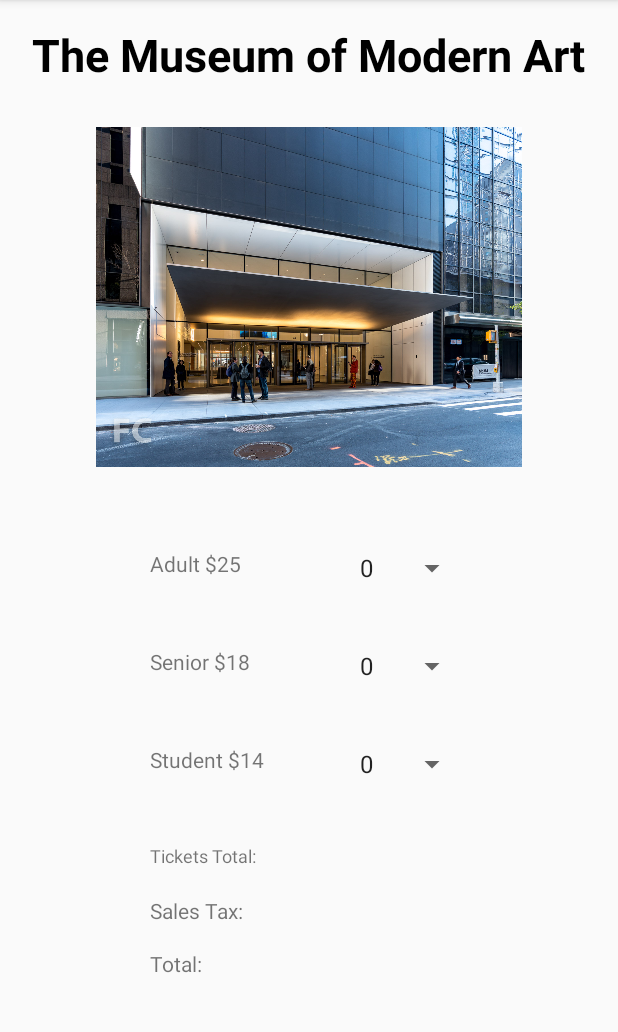
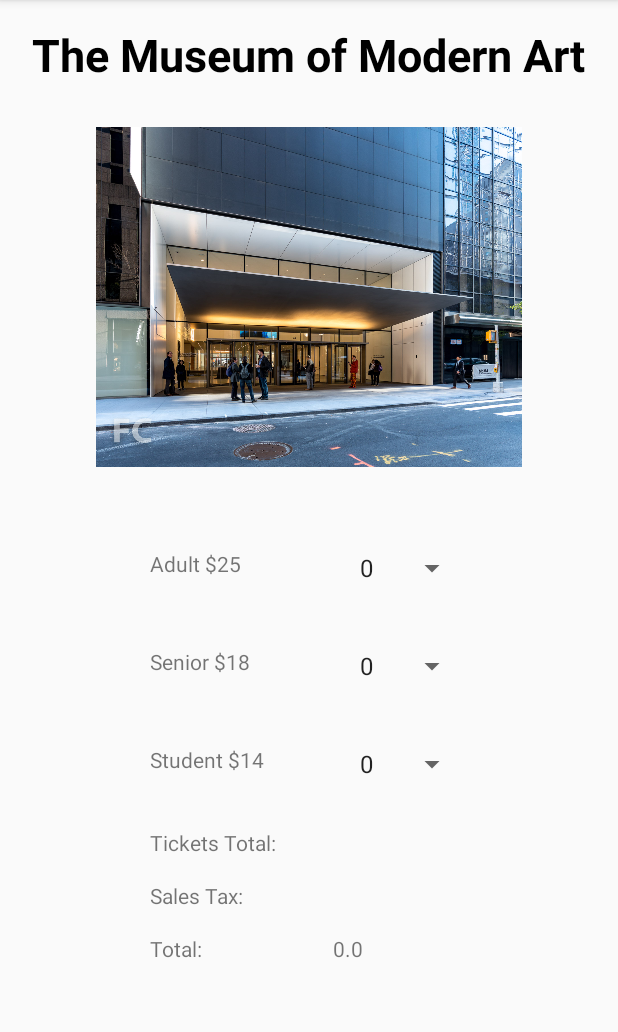
Before and after one commit to iJaddu/CS213_Project5, an Android app: the screen it shows after launch (TicketActivity), after a tap on "MUSEUM OF MODERN ART", on a phone screen of 412 x 824 dp, the part 84-1116 px from its top. Run offline under Robolectric (Android 15) with nearby library versions, the light colour scheme and no system bars.

Commit message:
Handles clickable image and links to the corresponding museum website Added ticketPrice, SaleTax, and total textviews

```diff
--- a/app/src/main/java/com/example/cs213_project5/TicketActivity.java
+++ b/app/src/main/java/com/example/cs213_project5/TicketActivity.java
@@ -11,7 +11,16 @@
 import androidx.appcompat.app.AppCompatActivity;
 import android.os.Bundle;
 
-public class TicketActivity extends AppCompatActivity {
+public class TicketActivity extends AppCompatActivity implements AdapterView.OnItemSelectedListener{
+
+
+    double total =0.0;
+    int adultCost = 0;
+    int seniorCost = 0;
+    int studentCost = 0;
+    int numberTickets=0;
+
+
 
     @Override
     protected void onCreate(Bundle savedInstanceState) {
@@ -31,10 +40,10 @@
         TextView seniorAdmission = (TextView) findViewById(R.id.seniorPrice);
         TextView studentAdmission = (TextView) findViewById(R.id.studentPrice);
 
+        Spinner adultTickets = (Spinner)findViewById(R.id.adultTickets);
+        Spinner seniorTickets = (Spinner)findViewById(R.id.seniorTickets);
+        Spinner studentTickets = (Spinner)findViewById(R.id.studentTickets);
 
-        int adultCost = 0;
-        int seniorCost = 0;
-        int studentCost = 0;
 
         if (message.equals("The Museum of Modern Art")) {
             museumName.setImageResource(R.drawable.moma);
@@ -46,6 +55,8 @@
             studentCost = 14;
 
 
+
+
         } else if (message.equals("The Museum of Natural History")) {
             museumName.setImageResource(R.drawable.natural_history);
             adultAdmission.setText("Adult $23");
@@ -54,6 +65,9 @@
             adultCost = 23;
             seniorCost = 18;
             studentCost = 18;
+
+
+
         } else if (message.equals("The Metropolitan Museum of Art")) {
             museumName.setImageResource(R.drawable.met);
             adultAdmission.setText("Adult $25");
@@ -62,6 +76,10 @@
             adultCost = 25;
             seniorCost = 17;
             studentCost = 12;
+
+
+
+
         } else if (message.equals("The Brooklyn Museum")) {
             museumName.setImageResource(R.drawable.brooklyn);
             adultAdmission.setText("Adult $16");
@@ -70,7 +88,32 @@
             adultCost = 16;
             seniorCost = 10;
             studentCost = 10;
+
+
+
+
         }
+
+
+        ArrayAdapter<CharSequence> adapter = ArrayAdapter.createFromResource(this, R.array.tickets, android.R.layout.simple_spinner_item);
+        adapter.setDropDownViewResource(android.R.layout.simple_spinner_dropdown_item);
+        adultTickets.setAdapter(adapter);
+        adultTickets.setOnItemSelectedListener(this);
+
+
+        ArrayAdapter<CharSequence> adapter2 = ArrayAdapter.createFromResource(this, R.array.tickets, android.R.layout.simple_spinner_item);
+        adapter2.setDropDownViewResource(android.R.layout.simple_spinner_dropdown_item);
+
+
+
+        seniorTickets.setAdapter(adapter2);
+        seniorTickets.setOnItemSelectedListener(this);
+
+
+
+        studentTickets.setAdapter(adapter);
+        studentTickets.setOnItemSelectedListener(this);
+
 
 
 
@@ -78,22 +121,28 @@
 
 
 
+    @Override
+    public void onItemSelected(AdapterView<?> parent, View view, int position, long id) {
+
+        TextView ticketCostView = (TextView)findViewById(R.id.ticketCostView);
+        TextView salesTaxView = (TextView)findViewById(R.id.salesTaxView);
+        TextView totalPriceView = (TextView)findViewById(R.id.totalView);
+        double salesTax = 0.0, ticketCost = 0.0;
+
+        numberTickets = position;
+        total = numberTickets * adultCost;
+
+        System.out.println("checking->>:" + id);
+        totalPriceView.setText(String.valueOf(total));
 
 
-    public void onItemSelected(AdapterView<?> parent, View v, int position, long id) {
 
-        switch (position) {
-            case 0:
-                // Whatever you want to happen when the first item gets selected
-                break;
-            case 1:
-                // Whatever you want to happen when the second item gets selected
-                break;
-            case 2:
-                // Whatever you want to happen when the thrid item gets selected
-                break;
 
-        }
+    }
+
+    @Override
+    public void onNothingSelected(AdapterView<?> parent) {
+
     }
 
 
@@ -137,6 +186,4 @@
 
     }
 
-
-
 }
--- a/app/src/main/res/layout/activity_ticket.xml
+++ b/app/src/main/res/layout/activity_ticket.xml
@@ -4,7 +4,9 @@
     xmlns:tools="http://schemas.android.com/tools"
     android:layout_width="match_parent"
     android:layout_height="match_parent"
-    tools:context=".TicketActivity">
+    android:visibility="visible"
+    tools:context=".TicketActivity"
+    tools:visibility="visible">
 
     <ImageView
         android:id="@+id/museumImage"
@@ -76,91 +78,106 @@
         app:layout_constraintTop_toBottomOf="@+id/seniorPrice" />
 
     <TextView
-        android:id="@+id/totalLabelView"
+        android:id="@+id/ticketCostLabel"
         android:layout_width="100dp"
         android:layout_height="25dp"
         android:layout_marginStart="100dp"
         android:layout_marginLeft="100dp"
-        android:layout_marginTop="40dp"
+        android:layout_marginTop="30dp"
         android:text="@string/ticketTotal"
-        android:textSize="12sp"
+        android:textSize="14sp"
         app:layout_constraintStart_toStartOf="parent"
         app:layout_constraintTop_toBottomOf="@+id/studentPrice" />
 
     <TextView
-        android:id="@+id/totalLabelView2"
+        android:id="@+id/salesTaxLabel"
         android:layout_width="80dp"
         android:layout_height="25dp"
         android:layout_marginStart="100dp"
         android:layout_marginLeft="100dp"
         android:layout_marginTop="10dp"
         android:text="@string/salesTax"
+        android:visibility="visible"
         app:layout_constraintStart_toStartOf="parent"
-        app:layout_constraintTop_toBottomOf="@+id/totalLabelView" />
+        app:layout_constraintTop_toBottomOf="@+id/ticketCostLabel"
+        tools:visibility="visible" />
 
     <TextView
-        android:id="@+id/totalLabelView5"
+        android:id="@+id/totalLabel"
         android:layout_width="80dp"
         android:layout_height="25dp"
         android:layout_marginStart="100dp"
         android:layout_marginLeft="100dp"
         android:layout_marginTop="10dp"
         android:text="@string/total"
+        android:visibility="visible"
         app:layout_constraintStart_toStartOf="parent"
-        app:layout_constraintTop_toBottomOf="@+id/totalLabelView2" />
+        app:layout_constraintTop_toBottomOf="@+id/salesTaxLabel"
+        tools:visibility="visible" />
 
     <TextView
-        android:id="@+id/totalLabelView"
+        android:id="@+id/ticketCostView"
         android:layout_width="80dp"
         android:layout_height="25dp"
-        android:layout_marginTop="40dp"
+        android:layout_marginTop="30dp"
         android:layout_marginEnd="100dp"
         android:layout_marginRight="100dp"
+        android:visibility="visible"
         app:layout_constraintEnd_toEndOf="parent"
-        app:layout_constraintTop_toBottomOf="@+id/adultTickets" />
+        app:layout_constraintTop_toBottomOf="@+id/studentTickets"
+        tools:visibility="visible" />
 
     <TextView
-        android:id="@+id/totalLabelView3"
-        android:layout_width="80dp"
-        android:layout_height="25dp"
-        android:layout_marginTop="10dp"
-        app:layout_constraintTop_toBottomOf="@+id/totalLabelView"
-        tools:layout_editor_absoluteX="231dp" />
-
-    <TextView
-        android:id="@+id/totalLabelView4"
+        android:id="@+id/salesTaxView"
         android:layout_width="80dp"
         android:layout_height="25dp"
         android:layout_marginTop="10dp"
         android:layout_marginEnd="100dp"
         android:layout_marginRight="100dp"
+        android:visibility="visible"
         app:layout_constraintEnd_toEndOf="parent"
-        app:layout_constraintTop_toBottomOf="@+id/totalLabelView3" />
+        app:layout_constraintTop_toBottomOf="@+id/ticketCostView"
+        tools:visibility="visible" />
+
+    <TextView
+        android:id="@+id/totalView"
+        android:layout_width="100dp"
+        android:layout_height="25dp"
+        android:layout_marginStart="51dp"
+        android:layout_marginLeft="51dp"
+        android:layout_marginTop="10dp"
+        android:layout_marginEnd="100dp"
+        android:layout_marginRight="100dp"
+        android:visibility="visible"
+        app:layout_constraintEnd_toEndOf="parent"
+        app:layout_constraintStart_toEndOf="@+id/totalLabel"
+        app:layout_constraintTop_toBottomOf="@+id/salesTaxView"
+        tools:visibility="visible" />
 
     <Spinner
         android:id="@+id/adultTickets"
+        android:layout_width="80dp"
+        android:layout_height="25dp"
+        android:layout_marginTop="50dp"
+        android:layout_marginEnd="100dp"
+        android:layout_marginRight="100dp"
+        android:entries="@array/tickets"
+        android:spinnerMode="dropdown"
+        android:visibility="visible"
+        app:layout_constraintEnd_toEndOf="parent"
+        app:layout_constraintTop_toBottomOf="@+id/museumImage"
+        tools:visibility="visible" />
+
+    <Spinner
+        android:id="@+id/seniorTickets"
         android:layout_width="80dp"
         android:layout_height="25dp"
         android:layout_marginTop="40dp"
         android:layout_marginEnd="100dp"
         android:layout_marginRight="100dp"
         android:entries="@array/tickets"
-        android:spinnerMode="dropdown"
-        android:visibility="visible"
         app:layout_constraintEnd_toEndOf="parent"
-        app:layout_constraintTop_toBottomOf="@+id/studentTickets"
-        tools:visibility="visible" />
-
-    <Spinner
-        android:id="@+id/seniorTickets"
-        android:layout_width="80dp"
-        android:layout_height="25dp"
-        android:layout_marginTop="50dp"
-        android:layout_marginEnd="100dp"
-        android:layout_marginRight="100dp"
-        android:entries="@array/tickets"
-        app:layout_constraintEnd_toEndOf="parent"
-        app:layout_constraintTop_toBottomOf="@+id/museumImage" />
+        app:layout_constraintTop_toBottomOf="@+id/adultTickets" />
 
     <Spinner
         android:id="@+id/studentTickets"
```
